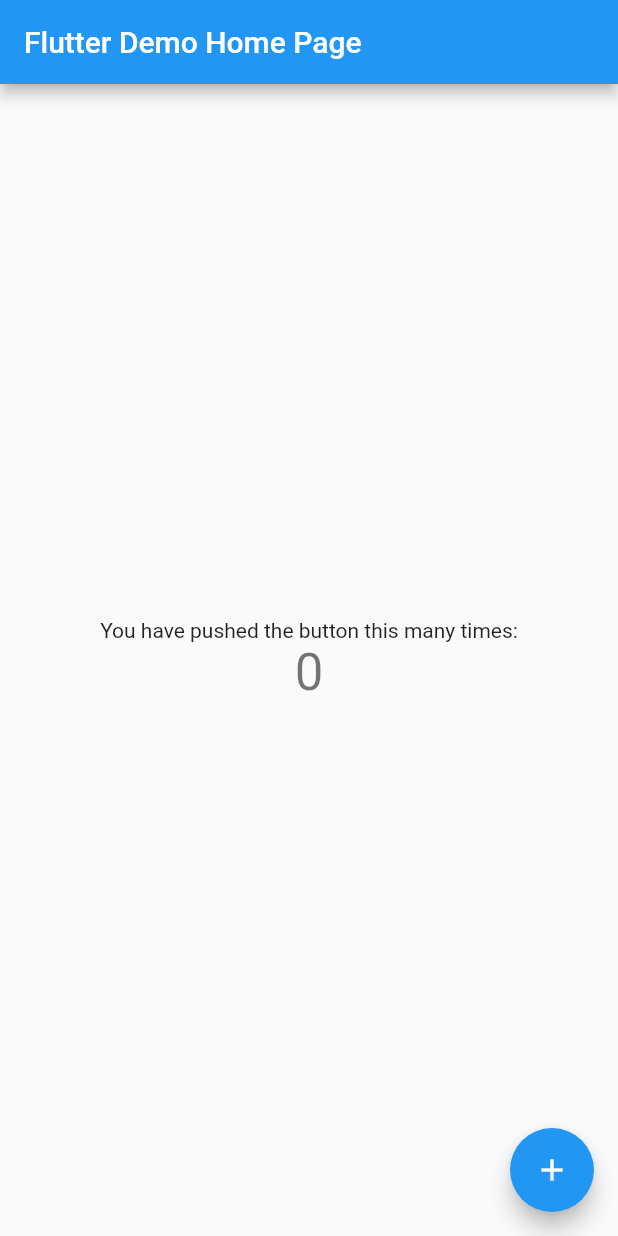
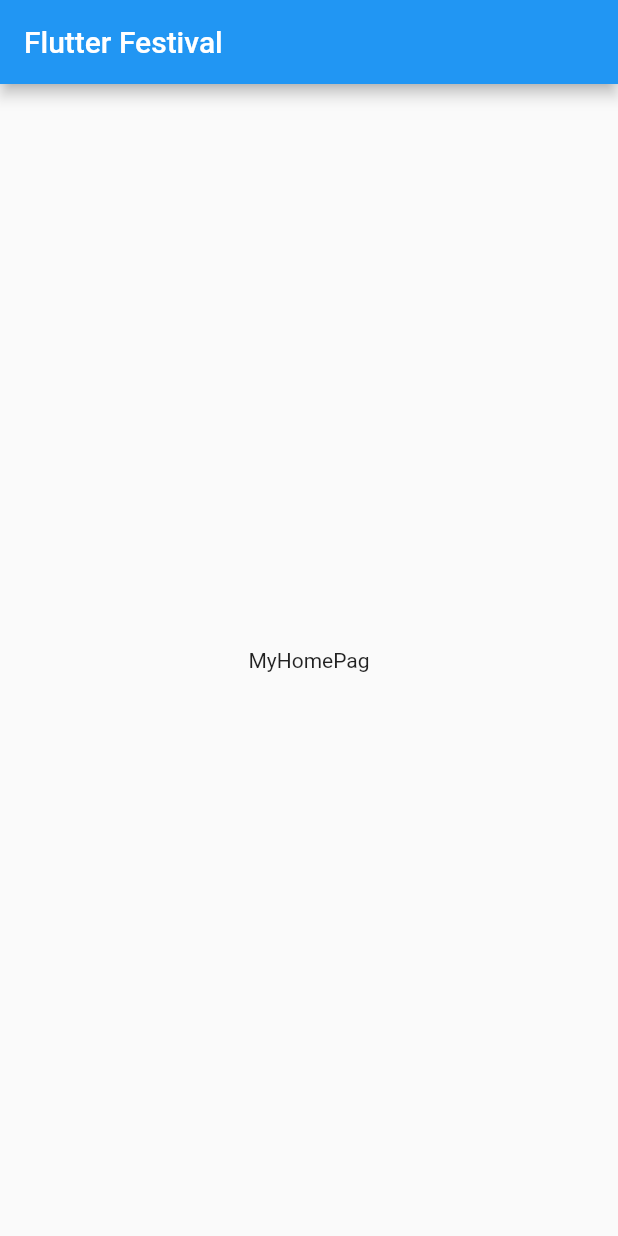
Before and after one commit to conejodan/flutter_festival, a Flutter app: the screen it shows after launch, on a phone screen of 412 x 824 dp. Run offline on Flutter 3.47's test engine with Material 2 defaults, Android fonts, the phone set to English and light mode, and no system bars.

Commit message:
Limpiando Pantalla de HomeScreen

```diff
--- a/lib/main.dart
+++ b/lib/main.dart
@@ -25,7 +25,7 @@ class MyApp extends StatelessWidget {
         // is not restarted.
         primarySwatch: Colors.blue,
       ),
-      home: const MyHomePage(title: 'Flutter Demo Home Page'),
+      home: const MyHomePage(title: 'Flutter Festival'),
     );
   }
 }
--- a/lib/screens/home_screen.dart
+++ b/lib/screens/home_screen.dart
@@ -1,86 +1,19 @@
 import 'package:flutter/material.dart';
 
-class MyHomePage extends StatefulWidget {
-  const MyHomePage({Key? key, required this.title}) : super(key: key);
-
-  // This widget is the home page of your application. It is stateful, meaning
-  // that it has a State object (defined below) that contains fields that affect
-  // how it looks.
-
-  // This class is the configuration for the state. It holds the values (in this
-  // case the title) provided by the parent (in this case the App widget) and
-  // used by the build method of the State. Fields in a Widget subclass are
-  // always marked "final".
-
+class MyHomePage extends StatelessWidget {
   final String title;
 
-  @override
-  State<MyHomePage> createState() => _MyHomePageState();
-}
-
-class _MyHomePageState extends State<MyHomePage> {
-  int _counter = 0;
-
-  void _incrementCounter() {
-    setState(() {
-      // This call to setState tells the Flutter framework that something has
-      // changed in this State, which causes it to rerun the build method below
-      // so that the display can reflect the updated values. If we changed
-      // _counter without calling setState(), then the build method would not be
-      // called again, and so nothing would appear to happen.
-      _counter++;
-    });
-  }
+  const MyHomePage({Key? key, required this.title}) : super(key: key);
 
   @override
   Widget build(BuildContext context) {
-    // This method is rerun every time setState is called, for instance as done
-    // by the _incrementCounter method above.
-    //
-    // The Flutter framework has been optimized to make rerunning build methods
-    // fast, so that you can just rebuild anything that needs updating rather
-    // than having to individually change instances of widgets.
     return Scaffold(
       appBar: AppBar(
-        // Here we take the value from the MyHomePage object that was created by
-        // the App.build method, and use it to set our appbar title.
-        title: Text(widget.title),
+        title: Text(title),
       ),
-      body: Center(
-        // Center is a layout widget. It takes a single child and positions it
-        // in the middle of the parent.
-        child: Column(
-          // Column is also a layout widget. It takes a list of children and
-          // arranges them vertically. By default, it sizes itself to fit its
-          // children horizontally, and tries to be as tall as its parent.
-          //
-          // Invoke "debug painting" (press "p" in the console, choose the
-          // "Toggle Debug Paint" action from the Flutter Inspector in Android
-          // Studio, or the "Toggle Debug Paint" command in Visual Studio Code)
-          // to see the wireframe for each widget.
-          //
-          // Column has various properties to control how it sizes itself and
-          // how it positions its children. Here we use mainAxisAlignment to
-          // center the children vertically; the main axis here is the vertical
-          // axis because Columns are vertical (the cross axis would be
-          // horizontal).
-          mainAxisAlignment: MainAxisAlignment.center,
-          children: <Widget>[
-            const Text(
-              'You have pushed the button this many times:',
-            ),
-            Text(
-              '$_counter',
-              style: Theme.of(context).textTheme.headline4,
-            ),
-          ],
-        ),
+      body: const Center(
+        child: Text('MyHomePag'),
       ),
-      floatingActionButton: FloatingActionButton(
-        onPressed: _incrementCounter,
-        tooltip: 'Increment',
-        child: const Icon(Icons.add),
-      ), // This trailing comma makes auto-formatting nicer for build methods.
     );
   }
 }
```
